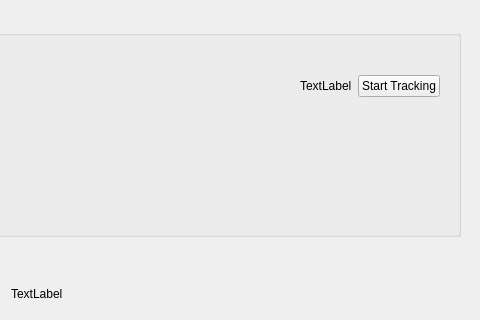
Old version of the form Plugins/org.mitk.gui.qt.ARStrokeTreatment/src/internal/ARStrokeTreatmentControls.ui in the repository NAMI-THU/MITK; both pictures show x 180 to 660 and y 213 to 533 of the 660 by 690 pixel window.
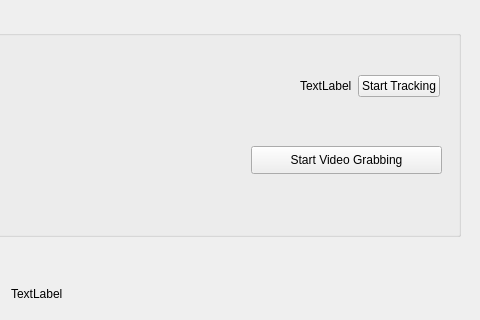
New version of the form. Custom widgets are drawn as their Qt base class.

```diff
--- a/Plugins/org.mitk.gui.qt.ARStrokeTreatment/src/internal/ARStrokeTreatmentControls.ui
+++ b/Plugins/org.mitk.gui.qt.ARStrokeTreatment/src/internal/ARStrokeTreatmentControls.ui
@@ -111,6 +111,19 @@
          </item>
         </layout>
        </widget>
+       <widget class="QPushButton" name="m_StartVideoGrabbing">
+        <property name="geometry">
+         <rect>
+          <x>421</x>
+          <y>130</y>
+          <width>191</width>
+          <height>28</height>
+         </rect>
+        </property>
+        <property name="text">
+         <string>Start Video Grabbing</string>
+        </property>
+       </widget>
       </widget>
       <widget class="QLabel" name="m_CoordinateLabel">
        <property name="geometry">
```
Left out of the diff: 6 changed lines with no effect on the pictures.
